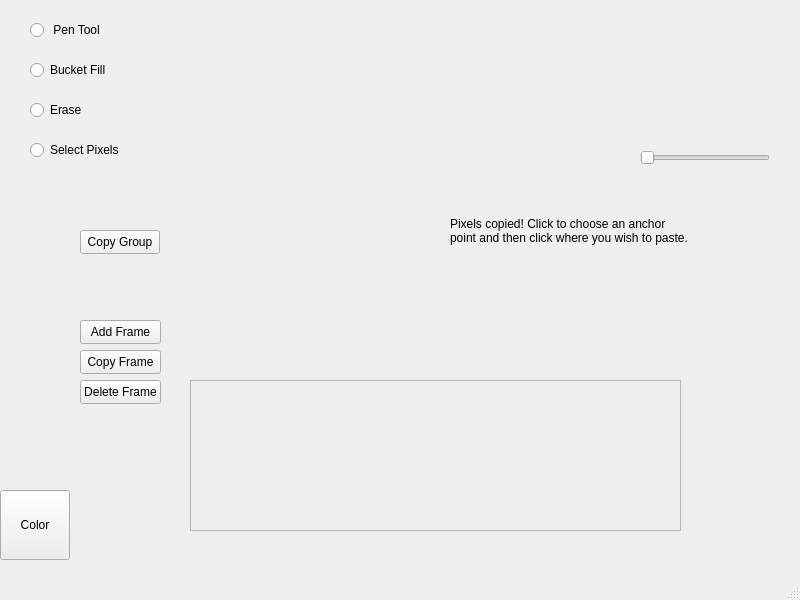
Qt form spriteeditor.ui (25hlarsen4/Sprite-Editor) before a commit.
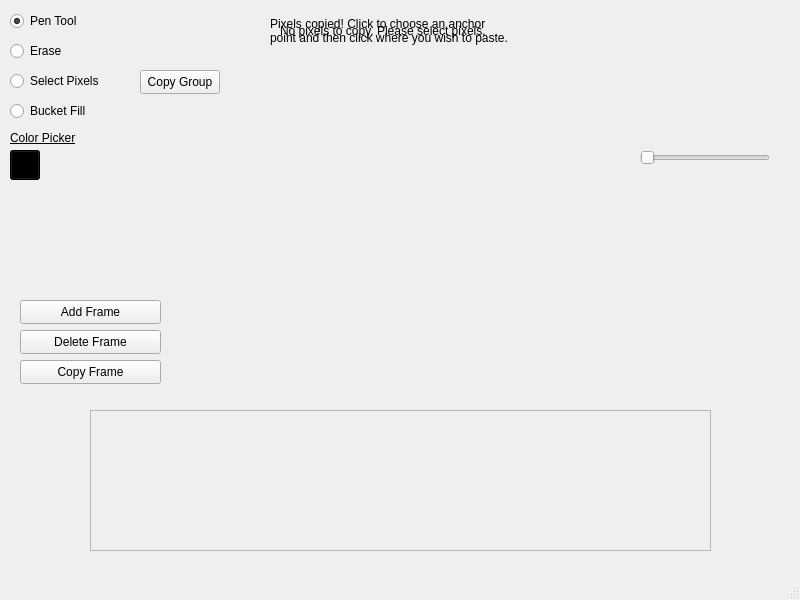
The same form after that commit. Custom widgets are drawn as their Qt base class.

What changed in the file:
```diff
--- a/spriteeditor.ui
+++ b/spriteeditor.ui
@@ -17,13 +17,39 @@
    <widget class="SpriteCanvas" name="canvasWidget" native="true">
     <property name="geometry">
      <rect>
-      <x>190</x>
-      <y>10</y>
-      <width>431</width>
-      <height>341</height>
+      <x>230</x>
+      <y>60</y>
+      <width>325</width>
+      <height>325</height>
      </rect>
     </property>
    </widget>
+   <widget class="QScrollArea" name="scrollArea">
+    <property name="geometry">
+     <rect>
+      <x>90</x>
+      <y>410</y>
+      <width>621</width>
+      <height>141</height>
+     </rect>
+    </property>
+    <property name="verticalScrollBarPolicy">
+     <enum>Qt::ScrollBarAlwaysOff</enum>
+    </property>
+    <property name="widgetResizable">
+     <bool>true</bool>
+    </property>
+    <widget class="QWidget" name="scrollAreaWidgetContents">
+     <property name="geometry">
+      <rect>
+       <x>0</x>
+       <y>0</y>
+       <width>619</width>
+       <height>139</height>
+      </rect>
+     </property>
+    </widget>
+   </widget>
    <widget class="SpritePreview" name="previewWidget" native="true">
     <property name="geometry">
      <rect>
@@ -56,25 +82,12 @@
       <height>280</height>
      </rect>
     </property>
-    <widget class="QPushButton" name="colorButton">
-     <property name="geometry">
-      <rect>
-       <x>0</x>
-       <y>210</y>
-       <width>70</width>
-       <height>70</height>
-      </rect>
-     </property>
-     <property name="text">
-      <string>Color</string>
-     </property>
-    </widget>
    </widget>
    <widget class="QPushButton" name="copyGroupButton">
     <property name="geometry">
      <rect>
-      <x>80</x>
-      <y>230</y>
+      <x>140</x>
+      <y>70</y>
       <width>80</width>
       <height>24</height>
      </rect>
@@ -86,8 +99,8 @@
    <widget class="QLabel" name="cpInstructionsLabel">
     <property name="geometry">
      <rect>
-      <x>450</x>
-      <y>210</y>
+      <x>270</x>
+      <y>10</y>
       <width>241</width>
       <height>41</height>
      </rect>
@@ -102,9 +115,9 @@
    <widget class="QPushButton" name="addFrameButton">
     <property name="geometry">
      <rect>
-      <x>80</x>
-      <y>320</y>
-      <width>81</width>
+      <x>20</x>
+      <y>300</y>
+      <width>141</width>
       <height>24</height>
      </rect>
     </property>
@@ -115,9 +128,9 @@
    <widget class="QPushButton" name="copyFrameButton">
     <property name="geometry">
      <rect>
-      <x>80</x>
-      <y>350</y>
-      <width>81</width>
+      <x>20</x>
+      <y>360</y>
+      <width>141</width>
       <height>24</height>
      </rect>
     </property>
@@ -128,9 +141,9 @@
    <widget class="QPushButton" name="deleteFrameButton">
     <property name="geometry">
      <rect>
-      <x>80</x>
-      <y>380</y>
-      <width>81</width>
+      <x>20</x>
+      <y>330</y>
+      <width>141</width>
       <height>24</height>
      </rect>
     </property>
@@ -138,62 +151,13 @@
      <string>Delete Frame</string>
     </property>
    </widget>
-   <widget class="QScrollArea" name="scrollArea">
-    <property name="geometry">
-     <rect>
-      <x>190</x>
-      <y>380</y>
-      <width>491</width>
-      <height>151</height>
-     </rect>
-    </property>
-    <property name="widgetResizable">
-     <bool>true</bool>
-    </property>
-    <widget class="QWidget" name="scrollAreaWidgetContents">
-     <property name="geometry">
-      <rect>
-       <x>0</x>
-       <y>0</y>
-       <width>489</width>
-       <height>149</height>
-      </rect>
-     </property>
-    </widget>
-   </widget>
-   <widget class="QRadioButton" name="penToolButton">
-    <property name="geometry">
-     <rect>
-      <x>30</x>
-      <y>20</y>
-      <width>89</width>
-      <height>20</height>
-     </rect>
-    </property>
-    <property name="text">
-     <string> Pen Tool</string>
-    </property>
-   </widget>
-   <widget class="QRadioButton" name="bucketFillButton">
-    <property name="geometry">
-     <rect>
-      <x>30</x>
-      <y>60</y>
-      <width>89</width>
-      <height>20</height>
-     </rect>
-    </property>
-    <property name="text">
-     <string>Bucket Fill</string>
-    </property>
-   </widget>
    <widget class="QRadioButton" name="eraseButton">
     <property name="geometry">
      <rect>
-      <x>30</x>
-      <y>100</y>
-      <width>89</width>
-      <height>20</height>
+      <x>10</x>
+      <y>40</y>
+      <width>91</width>
+      <height>22</height>
      </rect>
     </property>
     <property name="text">
@@ -203,16 +167,97 @@
    <widget class="QRadioButton" name="groupSelectButton">
     <property name="geometry">
      <rect>
-      <x>30</x>
-      <y>140</y>
-      <width>89</width>
-      <height>20</height>
+      <x>10</x>
+      <y>70</y>
+      <width>121</width>
+      <height>22</height>
      </rect>
     </property>
     <property name="text">
      <string>Select Pixels</string>
     </property>
    </widget>
+   <widget class="QRadioButton" name="bucketFillButton">
+    <property name="geometry">
+     <rect>
+      <x>10</x>
+      <y>100</y>
+      <width>101</width>
+      <height>22</height>
+     </rect>
+    </property>
+    <property name="text">
+     <string>Bucket Fill</string>
+    </property>
+   </widget>
+   <widget class="QRadioButton" name="penToolButton">
+    <property name="geometry">
+     <rect>
+      <x>10</x>
+      <y>10</y>
+      <width>91</width>
+      <height>22</height>
+     </rect>
+    </property>
+    <property name="text">
+     <string>Pen Tool</string>
+    </property>
+    <property name="checked">
+     <bool>true</bool>
+    </property>
+   </widget>
+   <widget class="QPushButton" name="colorButton">
+    <property name="geometry">
+     <rect>
+      <x>10</x>
+      <y>150</y>
+      <width>30</width>
+      <height>30</height>
+     </rect>
+    </property>
+    <property name="autoFillBackground">
+     <bool>false</bool>
+    </property>
+    <property name="styleSheet">
+     <string notr="true">background-color: rgb(0, 0, 0);</string>
+    </property>
+    <property name="text">
+     <string/>
+    </property>
+   </widget>
+   <widget class="QLabel" name="ColorLabel">
+    <property name="geometry">
+     <rect>
+      <x>10</x>
+      <y>130</y>
+      <width>71</width>
+      <height>16</height>
+     </rect>
+    </property>
+    <property name="styleSheet">
+     <string notr="true">font: 9pt &quot;Segoe UI&quot;;
+text-decoration: underline;</string>
+    </property>
+    <property name="text">
+     <string>Color Picker</string>
+    </property>
+   </widget>
+   <widget class="QLabel" name="explanationLabel">
+    <property name="geometry">
+     <rect>
+      <x>280</x>
+      <y>10</y>
+      <width>211</width>
+      <height>41</height>
+     </rect>
+    </property>
+    <property name="text">
+     <string>No pixels to copy. Please select pixels.</string>
+    </property>
+    <property name="wordWrap">
+     <bool>true</bool>
+    </property>
+   </widget>
   </widget>
   <widget class="QMenuBar" name="menubar">
    <property name="geometry">
```
Left out of the diff: 2 changed lines with no effect on the pictures.
